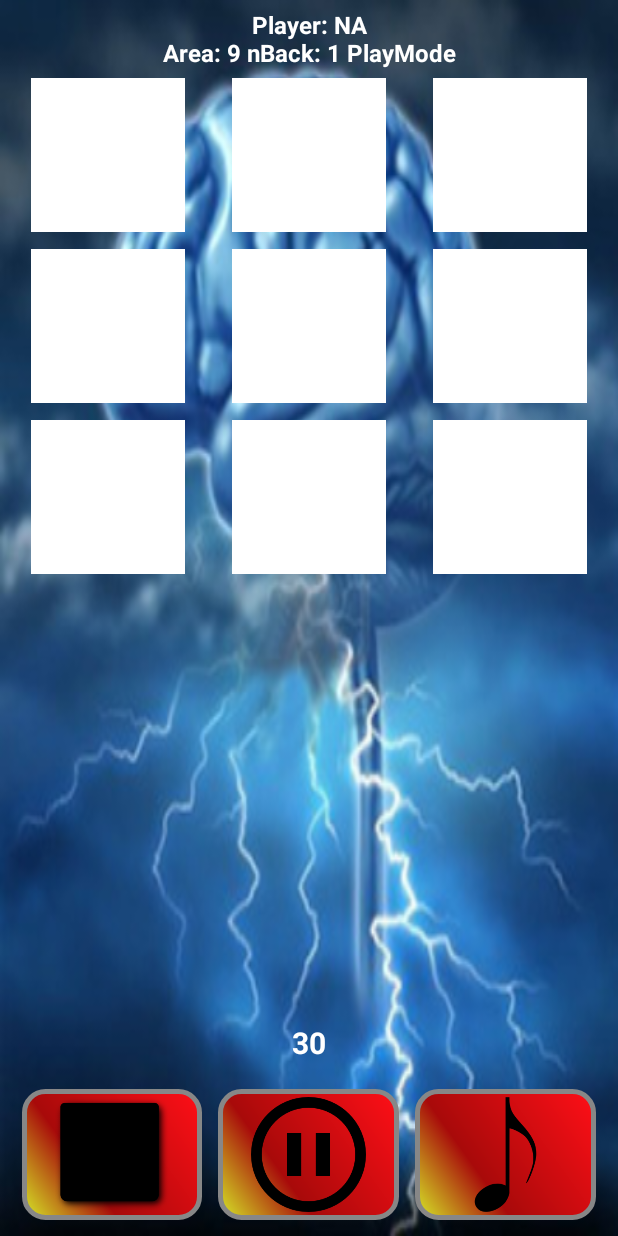
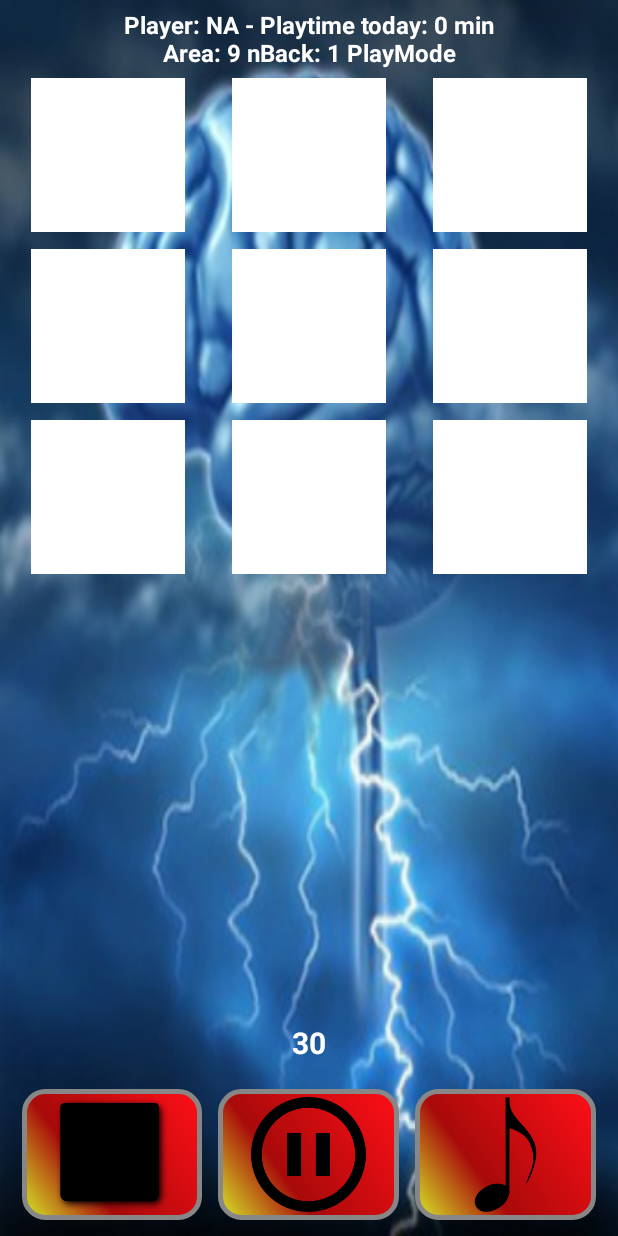
Before and after one commit to petripanula/BrainNDualBack, an Android app: the screen it shows after launch (MainActivity), after a tap on "#start", on a phone screen of 412 x 824 dp. Run offline under Robolectric (Android 15) with nearby library versions, the phone set to English and light mode, and no system bars; our stand-ins replace AdMob; libraries missing offline, so code that uses them is left out: com.android.vending; pictures from the network do not load; 11 statements that could not run were skipped.

Commit message:
Updates - version 21

```diff
--- a/app/src/main/java/com/braindualxback/DatabaseHandler.java
+++ b/app/src/main/java/com/braindualxback/DatabaseHandler.java
@@ -95,6 +95,55 @@ public class DatabaseHandler extends SQLiteOpenHelper {
         SQLiteDatabase db = this.getWritableDatabase();
         db.delete(TABLE_SCORE, null, null);
         db.close();
+    }
+
+    public int PlayTimeToday (){
+        if(MainActivity.ENABLE_LOGS) Log.d(MainActivity.TAG, "in PlayTimeToday: ");
+
+        int returnint = 0;
+        String date;
+
+        SimpleDateFormat sdf = new SimpleDateFormat("dd-MM");
+        Date resultdate = new Date(System.currentTimeMillis());
+        date = sdf.format(resultdate);
+
+        String selectQuery = "SELECT * FROM " + TABLE_PLAYTIME;
+        SQLiteDatabase db = this.getWritableDatabase();
+
+        Cursor cursor = db.rawQuery(selectQuery, null);
+
+        int[] time = new int[cursor.getCount()];
+        int[] id = new int[cursor.getCount()];
+        String[] dbdate = new String[cursor.getCount()];
+
+        int i = 0;
+
+        while (cursor.moveToNext()) {
+
+            id[i] = cursor.getInt(0);
+            time[i] = cursor.getInt(2);
+            dbdate[i] = cursor.getString(3);
+
+            if(MainActivity.ENABLE_LOGS) Log.d(MainActivity.TAG, "cursor.getInt(0) id: " + cursor.getInt(0));
+            if(MainActivity.ENABLE_LOGS) Log.d(MainActivity.TAG, "cursor.getInt(2) timr: " + cursor.getInt(2));
+            if(MainActivity.ENABLE_LOGS) Log.d(MainActivity.TAG, "cursor.getString(3) dbdate: " + cursor.getString(3));
+
+            if(cursor.getString(3).equals(date)){
+                if(MainActivity.ENABLE_LOGS) Log.d(MainActivity.TAG, "Match");
+
+                returnint = cursor.getInt(2);
+
+                cursor.close();
+                //db.close();
+                return returnint;
+            }
+
+            i++;
+        }
+
+        cursor.close();
+        //db.close();
+        return returnint;
     }
 
     public int[] getAllTimes (String date){
--- a/app/src/main/java/com/braindualxback/MainActivity.java
+++ b/app/src/main/java/com/braindualxback/MainActivity.java
@@ -63,6 +63,7 @@ import com.google.example.games.basegameutils.BaseGameActivity;
 import java.util.ArrayList;
 import java.util.List;
 import java.util.Random;
+import java.util.concurrent.TimeUnit;
 
 
 public class MainActivity extends BaseGameActivity implements NumberPicker.OnValueChangeListener,RateMeMaybe.OnRMMUserChoiceListener,IabBroadcastReceiver.IabBroadcastListener {
@@ -93,6 +94,8 @@ public class MainActivity extends BaseGameActivity implements NumberPicker.OnVal
     //public static int GamePoints = 0;
     public static int[][] GamePointsLevel = new int[nBacks+1][2];
     int round;
+    int timestart;
+    int timeend;
 
     int Language;
     int Soundtheme;
@@ -624,6 +627,8 @@ public class MainActivity extends BaseGameActivity implements NumberPicker.OnVal
             InitPlayModeParam();
             ShowToastnBack();
         }
+
+        timestart = (int)((System.currentTimeMillis()/1000)%3600);
     }
 
     public void Start(View arg0){
@@ -681,26 +686,6 @@ public class MainActivity extends BaseGameActivity implements NumberPicker.OnVal
         findViewById(R.id.horizontalview).setVisibility(View.VISIBLE);
         findViewById(R.id.linearview).setVisibility(View.GONE);
         findViewById(R.id.undergrid).setVisibility(View.GONE);
-
-        int FontSize = 12;
-
-        if((getResources().getConfiguration().screenLayout & Configuration.SCREENLAYOUT_SIZE_MASK) ==
-                Configuration.SCREENLAYOUT_SIZE_NORMAL){
-            if(MainActivity.ENABLE_LOGS) Log.v("Pete", "ScoresActivity SCREENLAYOUT_SIZE_NORMAL...");
-            FontSize = 12;
-        }
-
-        if((getResources().getConfiguration().screenLayout & Configuration.SCREENLAYOUT_SIZE_MASK) ==
-                Configuration.SCREENLAYOUT_SIZE_LARGE){
-            if(MainActivity.ENABLE_LOGS) Log.v("Pete", "ScoresActivity SCREENLAYOUT_SIZE_LARGE...");
-            FontSize = 14;
-        }
-
-        if((getResources().getConfiguration().screenLayout & Configuration.SCREENLAYOUT_SIZE_MASK) ==
-                Configuration.SCREENLAYOUT_SIZE_XLARGE){
-            if(MainActivity.ENABLE_LOGS) Log.v("Pete", "ScoresActivity SCREENLAYOUT_SIZE_XLARGE...");
-            FontSize = 16;
-        }
 
         SetHeader(nBack);
     }
@@ -811,12 +796,13 @@ public class MainActivity extends BaseGameActivity implements NumberPicker.OnVal
 
         //CollectAchievementPoints();
 
+        /*
         DatabaseHandler db = new DatabaseHandler(this);
         db.insertOrUpdate(playername,10);
         db.close();
-
-        //Intent intent = new Intent(this, InfoActivity.class);
-        //startActivity(intent);
+        */
+        Intent intent = new Intent(this, InfoActivity.class);
+        startActivity(intent);
     }
 
     public void Settings(View arg0) {
@@ -1100,7 +1086,7 @@ public class MainActivity extends BaseGameActivity implements NumberPicker.OnVal
                 findViewById(R.id.linearview).setVisibility(View.VISIBLE);
                 findViewById(R.id.undergrid).setVisibility(View.VISIBLE);
 
-
+                timestart = (int)((System.currentTimeMillis()/1000)%3600);
             }
         }.start();
     }
@@ -1448,6 +1434,17 @@ public class MainActivity extends BaseGameActivity implements NumberPicker.OnVal
 
     public void ShowPopUp_OK(){
         if (ENABLE_LOGS) Log.d("Pete", "ShowPopUp_OK....");
+
+        //Mark the endtime
+        timeend = (int)((System.currentTimeMillis()/1000)%3600);
+        int difference = (3600 + timeend - timestart)%3600;
+
+        if(nBack>1) {
+            DatabaseHandler db = new DatabaseHandler(this);
+            db.insertOrUpdate(playername, difference);
+            db.close();
+            Toast.makeText(this, "Seconds to DB: " + difference, Toast.LENGTH_LONG).show();
+        }
 
         ContinuePlaying = false;
 
@@ -2315,13 +2312,19 @@ public class MainActivity extends BaseGameActivity implements NumberPicker.OnVal
 
     public void SetHeader(int n_back){
         int FontSize = 16;
+        int playedToday = 0;
+
+        DatabaseHandler db = new DatabaseHandler(this);
+        playedToday = db.PlayTimeToday();
+        playedToday = (int) playedToday / 60;
+        db.close();
 
         TextHeader = (TextView)findViewById(R.id.headertext);
         TextHeader.setTextSize(TypedValue.COMPLEX_UNIT_SP, FontSize);
         TextHeader.setTypeface(TextHeader.getTypeface(), Typeface.BOLD);
         TextHeader.setGravity(Gravity.CENTER_VERTICAL | Gravity.CENTER_HORIZONTAL);
         TextHeader.setTextColor(Color.WHITE);
-        String message = "Player: " + playername + "\n" + "Area: " + NbrOfPictures + " nBack: " + String.valueOf(n_back) + (manualmode ? " ManualMode" : " PlayMode");
+        String message = "Player: " + playername + " - Playtime today: " + playedToday + " min" + "\n" + "Area: " + NbrOfPictures + " nBack: " + String.valueOf(n_back) + (manualmode ? " ManualMode" : " PlayMode");
         TextHeader.setText(message);
     }
 
```
